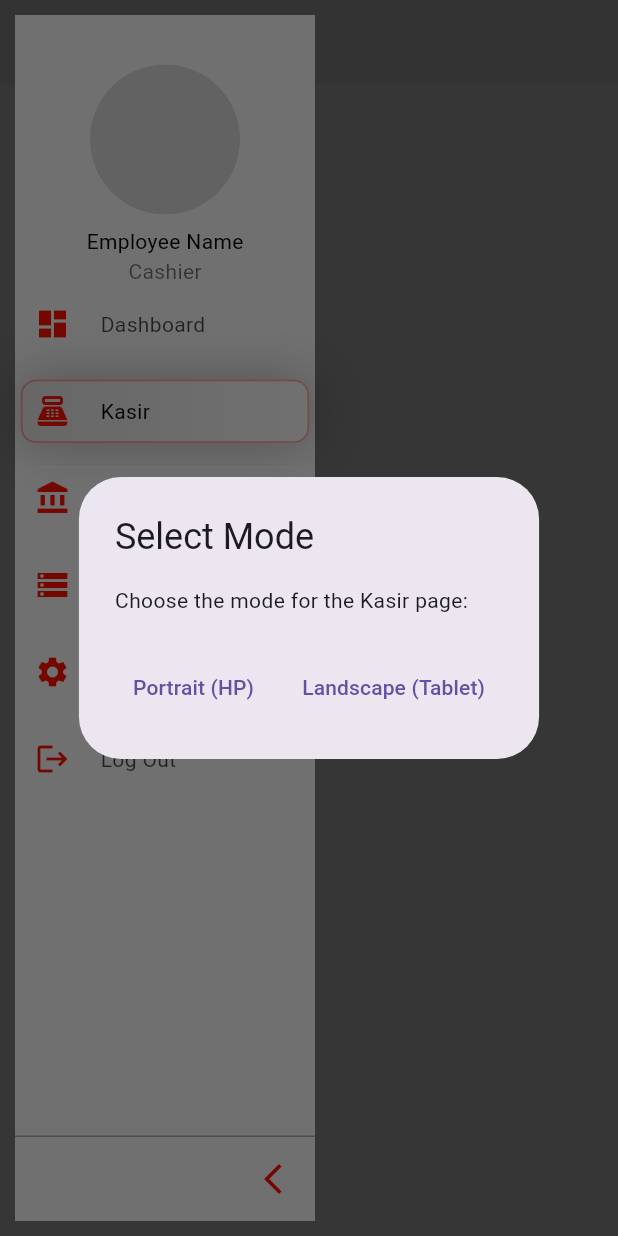
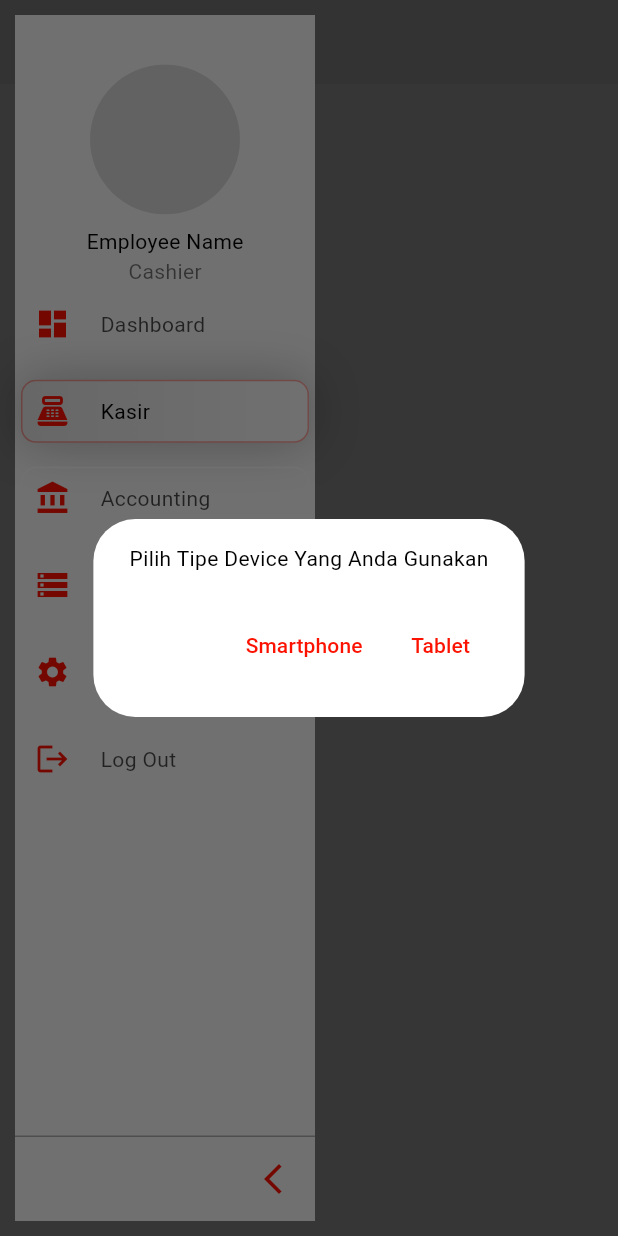
Before and after one commit to AKIB-POS/akib_pos, a Flutter app: the screen it shows after launch, in the side drawer, after a tap on "Kasir", on a phone screen of 412 x 824 dp. Run offline on Flutter 3.47's test engine with Material 3 defaults, Android fonts, the phone set to English and light mode, and no system bars; drawn by our look-alikes of extended_image, sidebarx; our stand-ins replace bloc, connectivity_plus, device_preview, equatable, firebase_core, sizer; accounts and stored records are empty; network calls fail.

Commit message:
re name dialog cashier

```diff
--- a/lib/common/my_app_sidebar.dart
+++ b/lib/common/my_app_sidebar.dart
@@ -160,14 +160,28 @@ class MyAppSidebar extends StatelessWidget {
       ],
     );
   }
-
 void _showModeSelection(BuildContext context) {
   showDialog(
     context: context,
     builder: (context) {
-        return AlertDialog(
-          title: const Text('Select Mode'),
-          content: const Text('Choose the mode for the Kasir page:'),
+      return Theme(
+        data: ThemeData(
+          dialogBackgroundColor: canvasColor,
+          textTheme: const TextTheme(
+            titleLarge: TextStyle(color: primaryColor),
+            bodyMedium: TextStyle(color: Colors.black),
+          ),
+          colorScheme: ColorScheme.light(
+            primary: primaryColor,
+            onPrimary: Colors.white,
+            secondary: actionColor,
+            onSecondary: Colors.black,
+            surface: Colors.white,
+            onSurface: Colors.black,
+          ),
+        ),
+        child: AlertDialog(
+          content: const Text('Pilih Tipe Device Yang Anda Gunakan'),
           actions: [
             TextButton(
               onPressed: () {
@@ -176,7 +190,7 @@ class MyAppSidebar extends StatelessWidget {
                 controller.selectIndex(1);
                 debugPrint('Portrait mode selected');
               },
-              child: const Text('Portrait (HP)'),
+              child: const Text('Smartphone'),
             ),
             TextButton(
               onPressed: () {
@@ -185,9 +199,10 @@ class MyAppSidebar extends StatelessWidget {
                 controller.selectIndex(1);
                 debugPrint('Landscape mode selected');
               },
-              child: const Text('Landscape (Tablet)'),
+              child: const Text('Tablet'),
             ),
           ],
+        ),
       );
     },
   );
```
Lines whose indentation alone changed are shown as unchanged.
